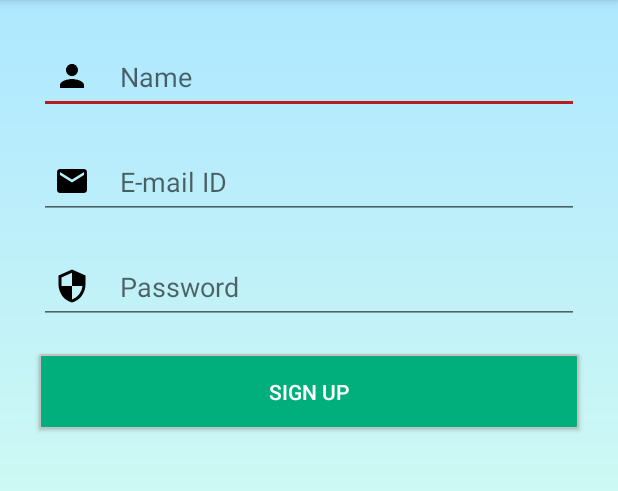
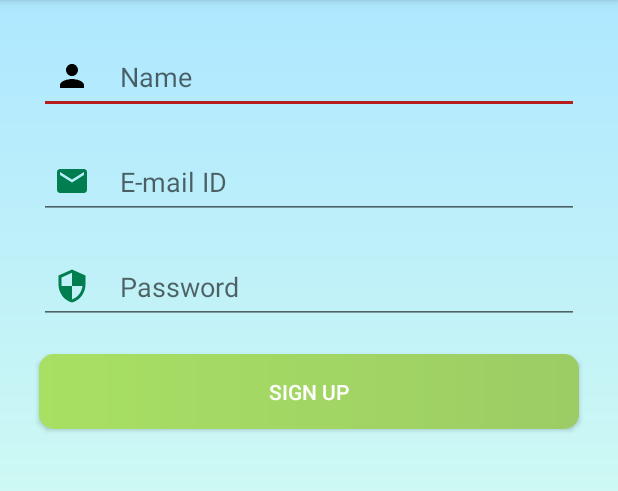
Before and after one commit to Manopphysics/MaShop, an Android app: the RegisterActivity screen opened directly, with no data from a screen before it, on a phone screen of 412 x 824 dp, the part 84-575 px from its top. Run offline under Robolectric (Android 15) with nearby library versions, the phone set to English and light mode, and no system bars; our stand-ins replace Firebase (no records; nobody signed in at launch, a user with empty details on screens opened directly).

Commit message:
Adjust color in Sign in screen

```diff
--- a/app/build.gradle
+++ b/app/build.gradle
@@ -62,5 +62,8 @@ dependencies {
     implementation 'com.firebaseui:firebase-ui-database:0.4.0'
     implementation 'com.google.firebase:firebase-ads:10.2.1'
     //implementation 'com.google.firebase:firebase-core:16.0.1'
+
+    // Google sign in button
+    implementation 'com.shobhitpuri.custombuttons:google-signin:1.0.0'
 }
 apply plugin: 'com.google.gms.google-services'
--- a/app/src/main/java/com/example/manop/mashop/Startup/IntroScreen.java
+++ b/app/src/main/java/com/example/manop/mashop/Startup/IntroScreen.java
@@ -89,7 +89,7 @@ public class IntroScreen extends AppCompatActivity {
         return vp.getCurrentItem() + i;
     }
 
-//  Try to redirect to log in screen after finishing intro but it's not efficient to
+//  Try to redirect to log in screen after finishing intro but it's not efficient
 //    private void launchLogIn(){
 //        preferenceManager.setFirstTimeLaunch(false);
 //        startActivity(new Intent(IntroScreen.this, LoginActivity.class));
--- a/app/src/main/java/com/example/manop/mashop/Startup/LoginActivity.java
+++ b/app/src/main/java/com/example/manop/mashop/Startup/LoginActivity.java
@@ -12,6 +12,7 @@ import android.widget.Button;
 import android.widget.EditText;
 import android.widget.ImageView;
 import android.widget.Toast;
+import android.support.v7.widget.Toolbar;
 
 import com.example.manop.mashop.R;
 import com.google.android.gms.auth.api.Auth;
@@ -79,9 +80,7 @@ public class LoginActivity extends AppCompatActivity implements View.OnClickList
         super.onCreate(savedInstanceState);
         setContentView(R.layout.activity_login);
         //AppEventsLogger.activateApp(getApplication());
-
         bindViews();
-
         onClicks();
 
     }
--- /dev/null
+++ b/app/src/main/res/drawable-v24/emailLoginButtonBg.xml
@@ -0,0 +1,10 @@
+<?xml version="1.0" encoding="utf-8"?>
+<shape xmlns:android="http://schemas.android.com/apk/res/android">
+    <gradient android:startColor="#9ccc65"
+        android:endColor="#a8e063"
+        android:angle="180"/>
+    <!--<stroke
+        android:width="2dp"
+        android:color="@color/greyColor" />-->
+    <corners android:radius="10dp" />
+</shape>
--- a/app/src/main/res/drawable-v24/input_outline2.xml
+++ /dev/null
@@ -1,8 +0,0 @@
-<?xml version="1.0" encoding="utf-8"?>
-<shape xmlns:android="http://schemas.android.com/apk/res/android">
-    <solid android:color="@color/colorPrimary" />
-    <stroke
-        android:width="1dp"
-        android:color="@color/greyColor" />
-    <corners android:radius="1dp" />
-</shape>
--- a/app/src/main/res/drawable/ic_email_black_24dp.xml
+++ /dev/null
@@ -1,9 +0,0 @@
-<vector xmlns:android="http://schemas.android.com/apk/res/android"
-        android:width="24dp"
-        android:height="24dp"
-        android:viewportWidth="24.0"
-        android:viewportHeight="24.0">
-    <path
-        android:fillColor="#FF000000"
-        android:pathData="M20,4L4,4c-1.1,0 -1.99,0.9 -1.99,2L2,18c0,1.1 0.9,2 2,2h16c1.1,0 2,-0.9 2,-2L22,6c0,-1.1 -0.9,-2 -2,-2zM20,8l-8,5 -8,-5L4,6l8,5 8,-5v2z"/>
-</vector>
--- a/app/src/main/res/drawable/ic_security_black_24dp.xml
+++ b/app/src/main/res/drawable/ic_email_green_24dp.xml
@@ -4,6 +4,6 @@
         android:viewportWidth="24.0"
         android:viewportHeight="24.0">
     <path
-        android:fillColor="#FF000000"
-        android:pathData="M12,1L3,5v6c0,5.55 3.84,10.74 9,12 5.16,-1.26 9,-6.45 9,-12L21,5l-9,-4zM12,11.99h7c-0.53,4.12 -3.28,7.79 -7,8.94L12,12L5,12L5,6.3l7,-3.11v8.8z"/>
+        android:fillColor="@color/colorPrimaryDark"
+        android:pathData="M20,4L4,4c-1.1,0 -1.99,0.9 -1.99,2L2,18c0,1.1 0.9,2 2,2h16c1.1,0 2,-0.9 2,-2L22,6c0,-1.1 -0.9,-2 -2,-2zM20,8l-8,5 -8,-5L4,6l8,5 8,-5v2z"/>
 </vector>
--- /dev/null
+++ b/app/src/main/res/drawable/ic_security_green_24dp.xml
@@ -0,0 +1,9 @@
+<vector xmlns:android="http://schemas.android.com/apk/res/android"
+        android:width="24dp"
+        android:height="24dp"
+        android:viewportWidth="24.0"
+        android:viewportHeight="24.0">
+    <path
+        android:fillColor="@color/colorPrimaryDark"
+        android:pathData="M12,1L3,5v6c0,5.55 3.84,10.74 9,12 5.16,-1.26 9,-6.45 9,-12L21,5l-9,-4zM12,11.99h7c-0.53,4.12 -3.28,7.79 -7,8.94L12,12L5,12L5,6.3l7,-3.11v8.8z"/>
+</vector>
--- a/app/src/main/res/layout/activity_app_intro.xml
+++ b/app/src/main/res/layout/activity_app_intro.xml
@@ -6,5 +6,4 @@
     android:layout_width="match_parent"
     android:layout_height="match_parent"
     tools:context="com.example.manop.mashop.Startup.AppIntroActivity">
-
 </android.support.constraint.ConstraintLayout>
--- a/app/src/main/res/layout/activity_register.xml
+++ b/app/src/main/res/layout/activity_register.xml
@@ -24,7 +24,7 @@
 
     <EditText
         android:id="@+id/email"
-        android:drawableLeft="@drawable/ic_email_black_24dp"
+        android:drawableLeft="@drawable/ic_email_green_24dp"
         android:drawablePadding="20dp"
         android:layout_width="match_parent"
         android:layout_height="50dp"
@@ -38,7 +38,7 @@
 
     <EditText
         android:id="@+id/password"
-        android:drawableLeft="@drawable/ic_security_black_24dp"
+        android:drawableLeft="@drawable/ic_security_green_24dp"
         android:drawablePadding="20dp"
         android:layout_width="match_parent"
         android:layout_height="50dp"
@@ -56,7 +56,7 @@
         android:layout_height="50dp"
         android:layout_below="@+id/password"
         android:layout_margin="10dp"
-        android:background="@drawable/input_outline2"
+        android:background="@drawable/emailLoginButtonBg"
         android:hint="@string/register"
         android:padding="2dp"
         android:text="@string/sign_up"
--- a/app/src/main/res/values/colors.xml
+++ b/app/src/main/res/values/colors.xml
@@ -1,10 +1,12 @@
 <?xml version="1.0" encoding="utf-8"?>
 <resources>
     <color name="colorPrimary">#00af7b</color>
-    <color name="colorPrimaryDark">#0da305</color>
+    <color name="colorPrimaryDark">#007e4f</color>
+    <color name="colorPrimaryLight">#57e2aa</color>
     <color name="colorAccent">#b71c1c</color>
-    <color name="extraColor">#00b0ff</color>
-    <color name="extraColor2">#ff6f00</color>
+    <color name="colorAccent2">#c6ff00</color>
+    <color name="extraColor">#00e5ff</color>
+    <color name="extraColor2">#ffa733</color>
     <array name="dot_on_page_active">
         <item>#ffffff</item>
         <item>#ffffff</item>
--- a/app/src/main/res/values/strings.xml
+++ b/app/src/main/res/values/strings.xml
@@ -43,10 +43,12 @@
     </string>
     <string name="email_button">Continue with e-mail</string>
 
+    <string name="google_sign_in">Continue with Google</string>
+
     <!-- TODO: Remove or change this placeholder text -->
     <string name="hello_blank_fragment">Hello blank fragment</string>
     <string name="title_activity_email_login">Sign in with E-mail</string>
-    <string name="need_new_account">Need New ACCOUNT?</string>
+    <string name="need_new_account">Create a new one!</string>
     <string name="e_mail_id">  E-mail ID </string>
     <string name="name">Name</string>
     <string name="uname">Username</string>
@@ -56,7 +58,7 @@
     <string name="com.twitter.sdk.android.CONSUMER_SECRET">roOLuJFxWNoTPxt5xinJC1Y044G5nQreQUkyluTtWSG71hT5sf</string>
     <string name="phone">Phone</string>
     <string name="go">go</string>
-    <string name="login">LOGIN</string>
+    <string name="login_btn">LOG IN</string>
     <string name="password">  Password </string>
     <string name="or">OR</string>
     <string name="register">REGISTER</string>
```
Also changed, not shown: app/src/main/res/drawable/ic_round_close_24px.xml (+7 -7 lines), app/src/main/res/drawable/intro3bg.xml (+8 -3 lines), app/src/main/res/layout/activity_login.xml (+68 -32 lines).
